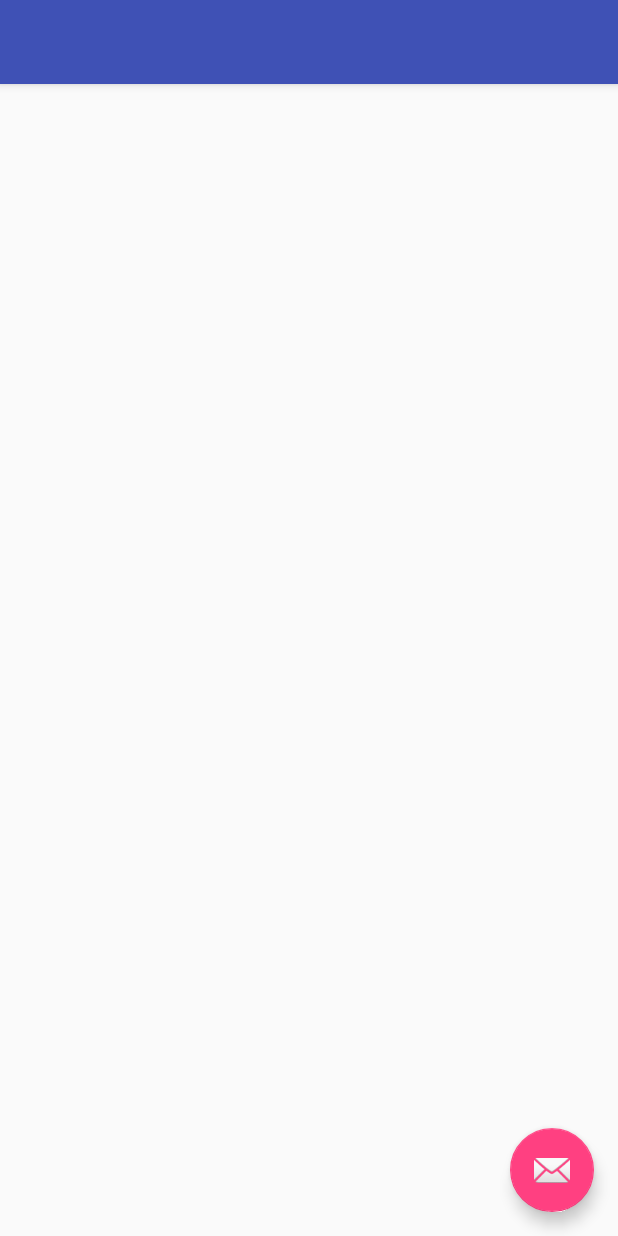
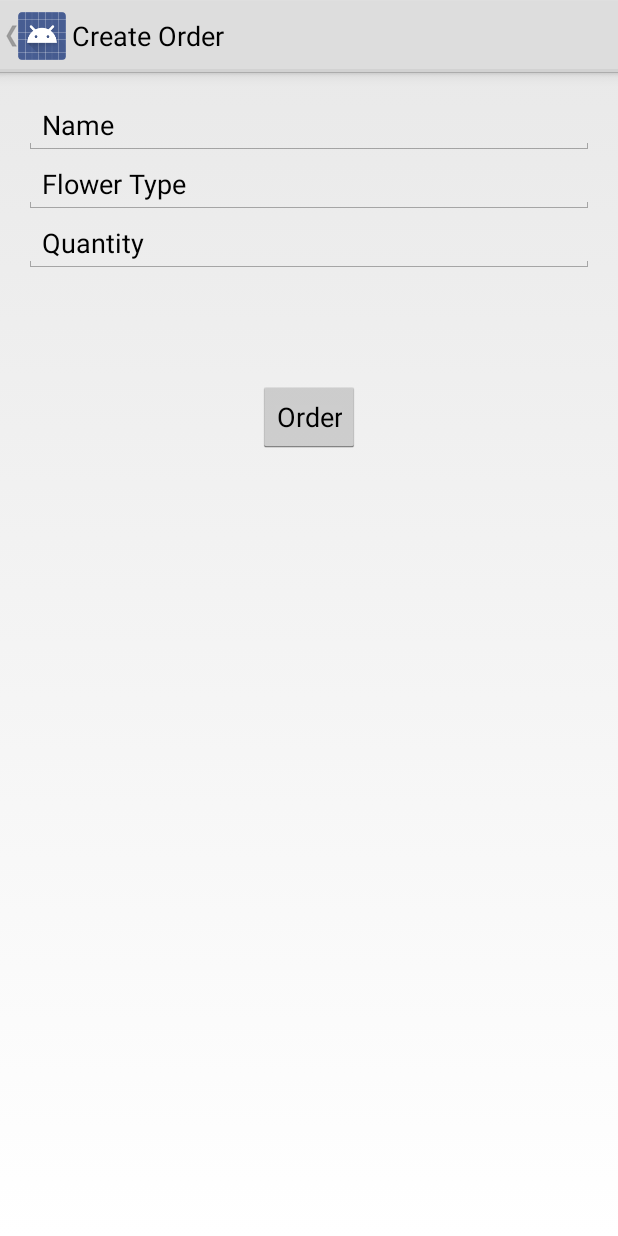
Before and after one commit to Micro1435/ATLS4519, an Android app: the OrderActivity screen opened directly, with no data from a screen before it, on a phone screen of 412 x 824 dp. Run offline under Robolectric (Android 15) with nearby library versions, the phone set to English and light mode, and no system bars.

Commit message:
Pushed Lab 9 and 10

```diff
--- a/Spring/app/src/main/res/layout/activity_order.xml
+++ b/Spring/app/src/main/res/layout/activity_order.xml
@@ -1,34 +1,55 @@
 <?xml version="1.0" encoding="utf-8"?>
-<android.support.design.widget.CoordinatorLayout xmlns:android="http://schemas.android.com/apk/res/android"
-    xmlns:app="http://schemas.android.com/apk/res-auto"
+<RelativeLayout xmlns:android="http://schemas.android.com/apk/res/android"
     xmlns:tools="http://schemas.android.com/tools"
     android:layout_width="match_parent"
     android:layout_height="match_parent"
-    android:fitsSystemWindows="true"
+    android:paddingBottom="@dimen/activity_vertical_margin"
+    android:paddingLeft="@dimen/activity_horizontal_margin"
+    android:paddingRight="@dimen/activity_horizontal_margin"
+    android:paddingTop="@dimen/activity_vertical_margin"
     tools:context="com.example.michael.spring.OrderActivity">
 
-    <android.support.design.widget.AppBarLayout
-        android:layout_width="match_parent"
-        android:layout_height="wrap_content"
-        android:theme="@style/AppTheme.AppBarOverlay">
-
-        <android.support.v7.widget.Toolbar
-            android:id="@+id/toolbar"
-            android:layout_width="match_parent"
-            android:layout_height="?attr/actionBarSize"
-            android:background="?attr/colorPrimary"
-            app:popupTheme="@style/AppTheme.PopupOverlay" />
-
-    </android.support.design.widget.AppBarLayout>
-
-    <include layout="@layout/content_order" />
-
-    <android.support.design.widget.FloatingActionButton
-        android:id="@+id/fab"
+    <EditText
         android:layout_width="wrap_content"
         android:layout_height="wrap_content"
-        android:layout_gravity="bottom|end"
-        android:layout_margin="@dimen/fab_margin"
-        android:src="@android:drawable/ic_dialog_email" />
+        android:id="@+id/editText"
+        android:layout_alignParentTop="true"
+        android:layout_alignParentLeft="true"
+        android:layout_alignParentStart="true"
+        android:layout_alignParentRight="true"
+        android:layout_alignParentEnd="true"
+        android:text="Name" />
 
-</android.support.design.widget.CoordinatorLayout>
+    <EditText
+        android:layout_width="wrap_content"
+        android:layout_height="wrap_content"
+        android:id="@+id/editText2"
+        android:layout_below="@+id/editText"
+        android:layout_alignParentLeft="true"
+        android:layout_alignParentStart="true"
+        android:layout_alignRight="@+id/editText"
+        android:layout_alignEnd="@+id/editText"
+        android:text="Flower Type" />
+
+    <EditText
+        android:layout_width="wrap_content"
+        android:layout_height="wrap_content"
+        android:inputType="number"
+        android:ems="10"
+        android:id="@+id/editText3"
+        android:layout_below="@+id/editText2"
+        android:layout_alignParentLeft="true"
+        android:layout_alignParentStart="true"
+        android:layout_alignRight="@+id/editText2"
+        android:layout_alignEnd="@+id/editText2"
+        android:text="Quantity" />
+
+    <Button
+        android:layout_width="wrap_content"
+        android:layout_height="wrap_content"
+        android:text="Order"
+        android:id="@+id/button"
+        android:layout_below="@+id/editText3"
+        android:layout_centerHorizontal="true"
+        android:layout_marginTop="72dp" />
+</RelativeLayout>
--- a/Spring/app/src/main/res/layout/content_order.xml
+++ /dev/null
@@ -1,15 +0,0 @@
-<?xml version="1.0" encoding="utf-8"?>
-<RelativeLayout xmlns:android="http://schemas.android.com/apk/res/android"
-    xmlns:app="http://schemas.android.com/apk/res-auto"
-    xmlns:tools="http://schemas.android.com/tools"
-    android:layout_width="match_parent"
-    android:layout_height="match_parent"
-    android:paddingBottom="@dimen/activity_vertical_margin"
-    android:paddingLeft="@dimen/activity_horizontal_margin"
-    android:paddingRight="@dimen/activity_horizontal_margin"
-    android:paddingTop="@dimen/activity_vertical_margin"
-    app:layout_behavior="@string/appbar_scrolling_view_behavior"
-    tools:context="com.example.michael.spring.OrderActivity"
-    tools:showIn="@layout/activity_order">
-
-</RelativeLayout>
--- a/Spring/app/src/main/res/menu/menu_main.xml
+++ b/Spring/app/src/main/res/menu/menu_main.xml
@@ -5,4 +5,5 @@
         android:title="@string/create_order"
         android:icon="@drawable/ic_store"
         android:showAsAction="ifRoom" />
+
 </menu>
--- a/Spring/app/src/main/res/values/styles.xml
+++ b/Spring/app/src/main/res/values/styles.xml
@@ -1,7 +1,7 @@
 <resources>
 
     <!-- Base application theme. -->
-    <style name="AppTheme" parent="Theme.AppCompat.Light.DarkActionBar">
+    <style name="AppTheme" parent="android:Theme.Holo.Light">
         <!-- Customize your theme here. -->
         <item name="colorPrimary">@color/colorPrimary</item>
         <item name="colorPrimaryDark">@color/colorPrimaryDark</item>
```
